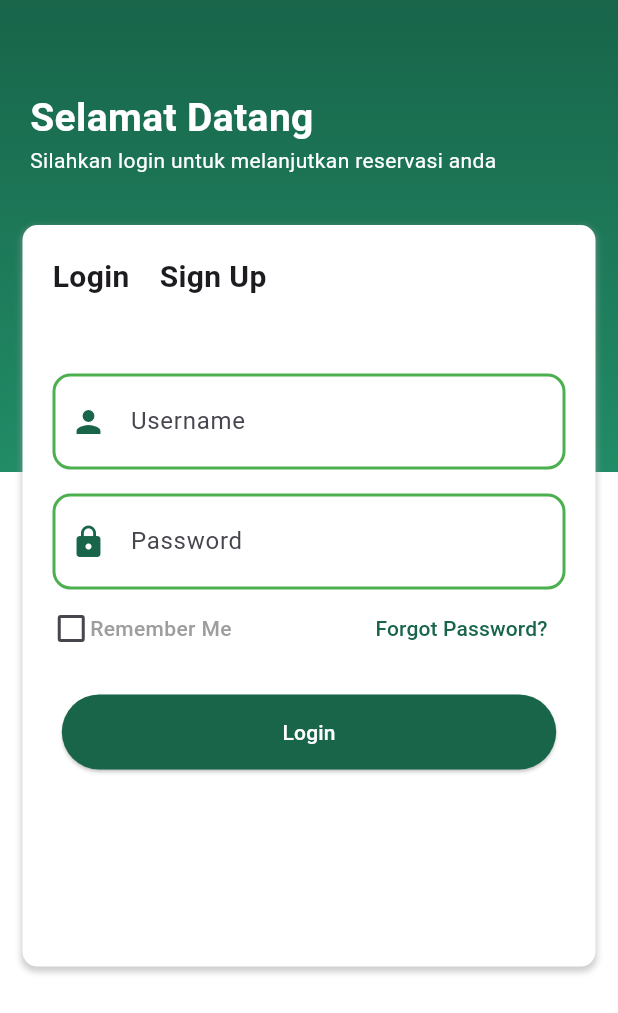
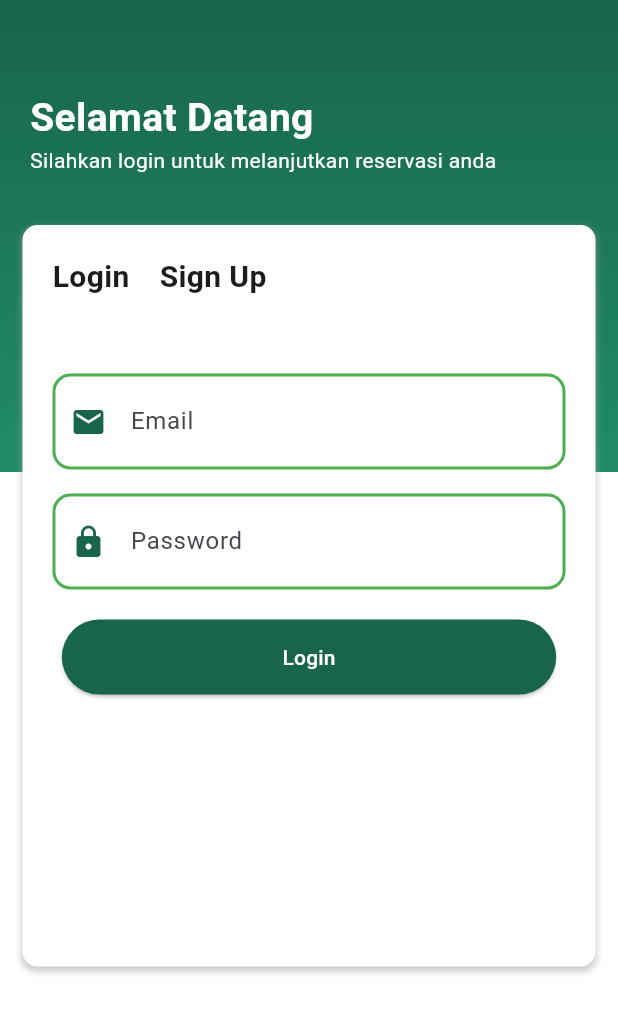
Before and after one commit to rafsanalhad/-DineServe, a Flutter app: the screen it shows after launch, after a tap on "Mulai Sekarang", on a phone screen of 412 x 824 dp. Shown: the top 1013 px of the screen. Run offline on Flutter 3.47's test engine with Material 3 defaults, Android fonts, the phone set to English and light mode, and no system bars; our stand-ins replace camera, card_loading, get.

Commit message:
Add API Login

```diff
--- a/lib/views/LoginPage.dart
+++ b/lib/views/LoginPage.dart
@@ -1,7 +1,5 @@
-import 'package:flutter/foundation.dart';
 import 'package:flutter/material.dart';
-import 'package:flutter/rendering.dart';
-import 'package:flutter/services.dart';
+import 'package:http/http.dart' as http;
 
 class LoginPage extends StatefulWidget {
   const LoginPage({super.key});
@@ -11,10 +9,58 @@ class LoginPage extends StatefulWidget {
 }
 
 class _LoginPageState extends State<LoginPage> {
+  final TextEditingController _emailController = TextEditingController();
+  final TextEditingController _passwordController = TextEditingController();
+
+  Future<void> _login() async {
+    String email = _emailController.text.trim();
+    String password = _passwordController.text.trim();
+
+    if (email.isEmpty || password.isEmpty) {
+      _showErrorDialog('Please fill in all fields.');
+      return;
+    }
+
+    final url = Uri.parse('http://localhost:5000/login'); // Ganti dengan URL API Anda
+    try {
+      final response = await http.post(
+        url,
+        headers: {'Content-Type': 'application/json'},
+        body: '{"email": "$email", "password": "$password"}',
+      );
+
+      if (response.statusCode == 200) {
+        Navigator.pushNamed(
+          context,
+          '/home',
+          arguments: {'email': email},
+        );
+      } else {
+        _showErrorDialog('Invalid email or password.');
+      }
+    } catch (error) {
+      _showErrorDialog('Failed to connect to the server.');
+    }
+  }
+
+  void _showErrorDialog(String message) {
+    showDialog(
+      context: context,
+      builder: (context) => AlertDialog(
+        title: const Text('Login Failed'),
+        content: Text(message),
+        actions: [
+          TextButton(
+            onPressed: () => Navigator.of(context).pop(),
+            child: const Text('OK'),
+          ),
+        ],
+      ),
+    );
+  }
+
   @override
   Widget build(BuildContext context) {
-    final TextEditingController _usernameController = TextEditingController();
-    final TextEditingController _passwordController = TextEditingController();
     return Scaffold(
       body: SafeArea(
         child: LayoutBuilder(
@@ -51,14 +97,13 @@ class _LoginPageState extends State<LoginPage> {
                                   style: TextStyle(
                                       color: Colors.white, fontSize: 14)),
                             ],
-                              )),
                           ),
-                        Expanded(
-                          flex: 2,
-                          child: Container(color: Colors.white),
-                        )
+                        ),
+                      ),
+                      Expanded(flex: 2, child: Container(color: Colors.white)),
                     ],
-                    )),
+                  ),
+                ),
                 Positioned(
                   top: 150,
                   left: 15,
@@ -67,11 +112,7 @@ class _LoginPageState extends State<LoginPage> {
                     height: MediaQuery.of(context).size.height * 0.6,
                     decoration: BoxDecoration(
                       color: Colors.white,
-                          borderRadius: const BorderRadius.only(
-                              topLeft: Radius.circular(10),
-                              topRight: Radius.circular(10),
-                              bottomRight: Radius.circular(10),
-                              bottomLeft: Radius.circular(10)),
+                      borderRadius: BorderRadius.circular(10),
                       boxShadow: [
                         BoxShadow(
                           color: Colors.grey.withOpacity(0.5),
@@ -79,7 +120,8 @@ class _LoginPageState extends State<LoginPage> {
                           blurRadius: 3,
                           offset: const Offset(0, 2),
                         ),
-                          ]),
+                      ],
+                    ),
                     child: Column(
                       children: [
                         Row(
@@ -111,7 +153,7 @@ class _LoginPageState extends State<LoginPage> {
                                       fontWeight: FontWeight.bold),
                                 ),
                               ),
-                              )
+                            ),
                           ],
                         ),
                         Container(
@@ -120,10 +162,10 @@ class _LoginPageState extends State<LoginPage> {
                           child: Column(
                             children: [
                               TextField(
-                                  controller: _usernameController,
+                                controller: _emailController,
                                 decoration: InputDecoration(
-                                    labelText: 'Username',
-                                    prefixIcon: const Icon(Icons.person,
+                                  labelText: 'Email',
+                                  prefixIcon: const Icon(Icons.email,
                                       color: Color(0xFF18654A)),
                                   contentPadding: const EdgeInsets.symmetric(
                                       vertical: 20.0, horizontal: 16.0),
@@ -169,115 +211,28 @@ class _LoginPageState extends State<LoginPage> {
                                   ),
                                 ),
                               ),
-                                const SizedBox(height: 2),
-                                Row(
-                                    mainAxisAlignment:
-                                        MainAxisAlignment.spaceBetween,
-                                    children: [
-                                      Container(
-                                          margin: const EdgeInsets.only(top: 0),
-                                          alignment: Alignment.topLeft,
-                                          child: Row(
-                                            mainAxisAlignment:
-                                                MainAxisAlignment.start,
-                                            children: [
-                                              const SizedBox(width: 5),
+                              const SizedBox(height: 20),
                               SizedBox(
-                                                width: 15,
-                                                height: 15,
-                                                child: Checkbox(
-                                                  value: false,
-                                                  onChanged: (value) {
-                                                    // setState(() {
-                                                    //   _rememberMe = value!;
-                                                    // });
-                                                  },
-                                                ),
-                                              ),
-                                              const SizedBox(width: 5),
-                                              const Text(
-                                                'Remember Me',
-                                                style: TextStyle(
-                                                    color: Colors.grey,
-                                                    fontSize: 14,
-                                                    fontWeight:
-                                                        FontWeight.w500),
-                                              ),
-                                            ],
-                                          )),
-                                      Container(
-                                        margin: const EdgeInsets.only(top: 0),
-                                        child: TextButton(
-                                            onPressed: () {
-                                              showDialog(
-                                                context: context,
-                                                builder: (context) {
-                                                  return AlertDialog(
-                                                    title: const Text(
-                                                        'Forgot Password'),
-                                                    content: const Text(
-                                                        'Reset link has been sent to your email.'),
-                                                    actions: [
-                                                      TextButton(
-                                                        onPressed: () {
-                                                          Navigator.of(context)
-                                                              .pop();
-                                                        },
-                                                        child: const Text('OK'),
-                                                      ),
-                                                    ],
-                                                  );
-                                                },
-                                              );
-                                            },
-                                            child: const Text(
-                                                'Forgot Password?',
-                                                style: TextStyle(
-                                                    color: Color(0xFF18654A),
-                                                    fontSize: 14))),
-                                      ),
-                                    ]),
-                                Container(
-                                  margin: const EdgeInsets.only(top: 20),
-                                  width:
-                                      MediaQuery.of(context).size.width * 0.8,
+                                width: MediaQuery.of(context).size.width * 0.8,
                                 height: 50,
                                 child: ElevatedButton(
                                   style: ElevatedButton.styleFrom(
-                                        backgroundColor:
-                                            const Color(0xFF18654A),
+                                    backgroundColor: const Color(0xFF18654A),
                                     shape: RoundedRectangleBorder(
-                                          borderRadius:
-                                              BorderRadius.circular(30),
+                                      borderRadius: BorderRadius.circular(30),
                                     ),
                                   ),
-                                      onPressed: () {
-                                        String username =
-                                            _usernameController.text;
-                                        String password =
-                                            _passwordController.text;
-
-                                        print(
-                                            'Username: $username, Password: $password');
-
-                                        Navigator.pushNamed(
-                                          context,
-                                          '/home',
-                                          arguments: {
-                                            'username': username,
-                                            'password': password
-                                          },
-                                        );
-                                      },
+                                  onPressed: _login,
                                   child: const Text('Login',
-                                          style:
-                                              TextStyle(color: Colors.white))),
+                                      style: TextStyle(color: Colors.white)),
+                                ),
                               ),
                             ],
                           ),
                         )
                       ],
-                      )),
+                    ),
+                  ),
                 )
               ],
             );
```
Lines whose indentation alone changed are shown as unchanged.
